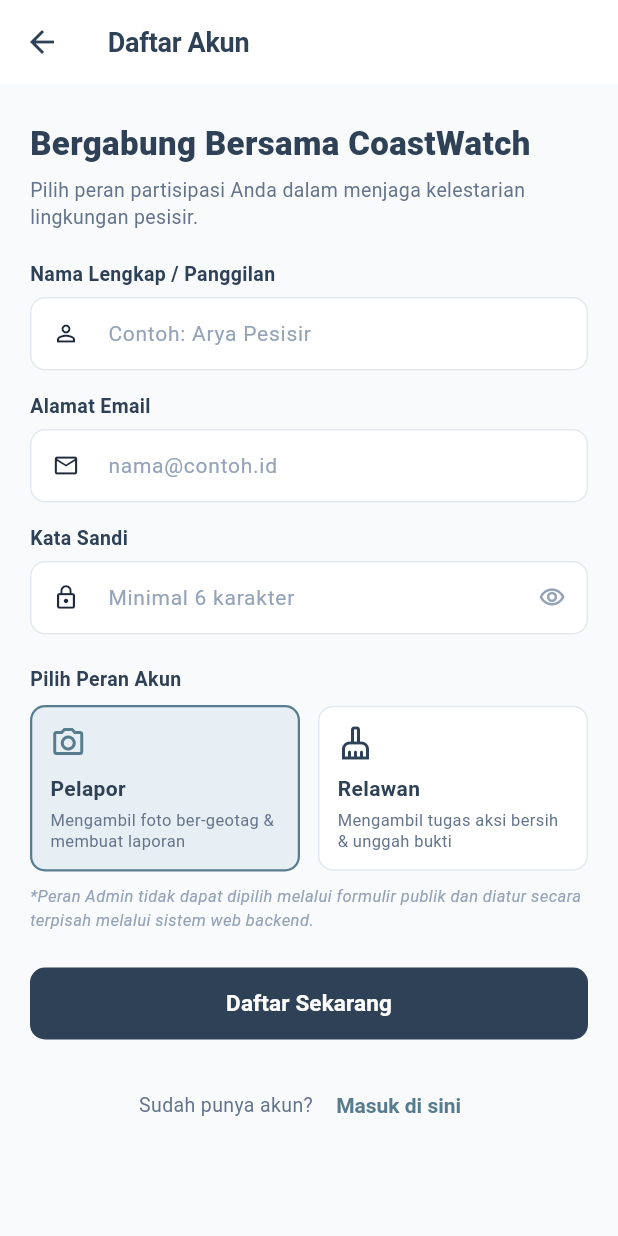
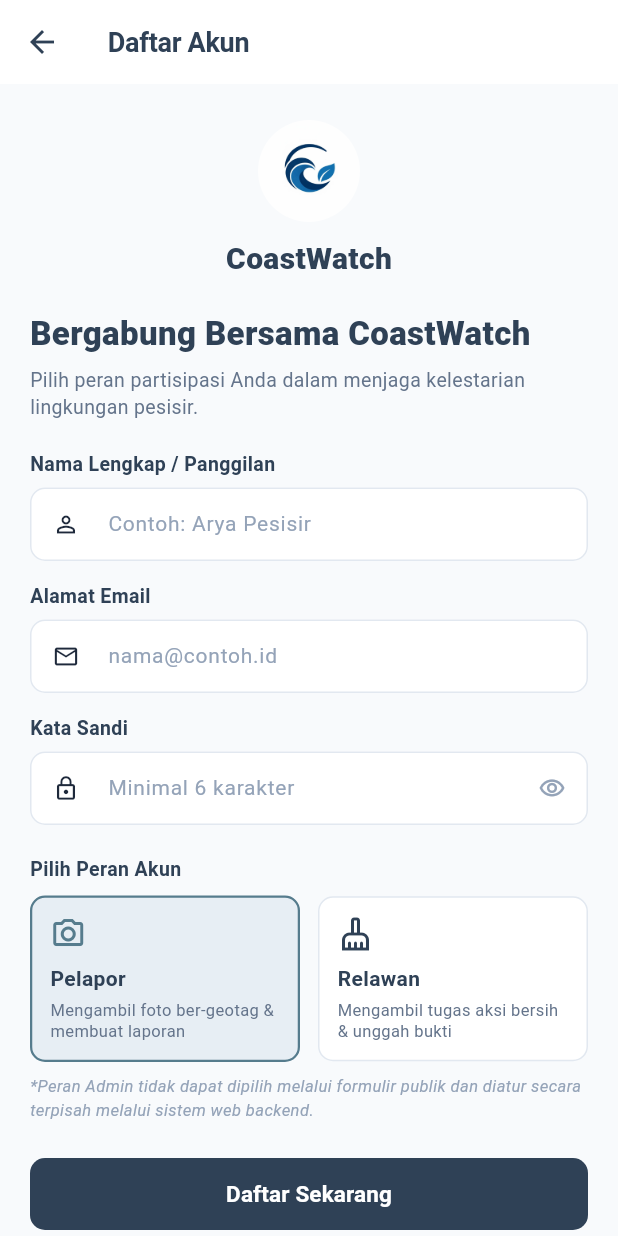
Before and after one commit to Brodhii/CoastWatch, a Flutter app: the LoginScreen screen opened by its route, after a tap on "Masuk Akun", after a tap on "Daftar di sini", on a phone screen of 412 x 824 dp. Run offline on Flutter 3.47's test engine with Material 3 defaults, Android fonts, the phone set to English and light mode, and no system bars; our stand-ins replace camera, flutter_map, geolocator, image_picker, latlong2, supabase_flutter; missing offline and left inert: exif; accounts and stored records are empty.

Commit message:
feat(branding): integrate custom CoastWatch logo across web, android launcher, and app UI

```diff
--- a/lib/auth/login_screen.dart
+++ b/lib/auth/login_screen.dart
@@ -75,6 +75,30 @@ class _LoginScreenState extends State<LoginScreen> {
           crossAxisAlignment: CrossAxisAlignment.start,
           children: [
             // Header
+            Center(
+              child: Column(
+                children: [
+                  ClipOval(
+                    child: Image.asset(
+                      'assets/images/logo.png',
+                      width: 68,
+                      height: 68,
+                      fit: BoxFit.contain,
+                    ),
+                  ),
+                  const SizedBox(height: 10),
+                  const Text(
+                    'CoastWatch',
+                    style: TextStyle(
+                      fontSize: 20,
+                      fontWeight: FontWeight.w800,
+                      color: AppTheme.navy,
+                    ),
+                  ),
+                ],
+              ),
+            ),
+            const SizedBox(height: 20),
             const Text(
               'Selamat Datang Kembali',
               style: TextStyle(
--- a/lib/auth/register_screen.dart
+++ b/lib/auth/register_screen.dart
@@ -103,6 +103,30 @@ class _RegisterScreenState extends State<RegisterScreen> {
         child: Column(
           crossAxisAlignment: CrossAxisAlignment.start,
           children: [
+            Center(
+              child: Column(
+                children: [
+                  ClipOval(
+                    child: Image.asset(
+                      'assets/images/logo.png',
+                      width: 68,
+                      height: 68,
+                      fit: BoxFit.contain,
+                    ),
+                  ),
+                  const SizedBox(height: 10),
+                  const Text(
+                    'CoastWatch',
+                    style: TextStyle(
+                      fontSize: 20,
+                      fontWeight: FontWeight.w800,
+                      color: AppTheme.navy,
+                    ),
+                  ),
+                ],
+              ),
+            ),
+            const SizedBox(height: 20),
             const Text(
               'Bergabung Bersama CoastWatch',
               style: TextStyle(
--- a/pubspec.yaml
+++ b/pubspec.yaml
@@ -66,10 +66,8 @@ flutter:
   # the material Icons class.
   uses-material-design: true
 
-  # To add assets to your application, add an assets section, like this:
-  # assets:
-  #   - images/a_dot_burr.jpeg
-  #   - images/a_dot_ham.jpeg
+  assets:
+    - assets/images/
 
   # An image asset can refer to one or more resolution-specific "variants", see
   # https://flutter.dev/to/resolution-aware-images
```
Also changed, not shown: lib/profile/profile_screen.dart (+16 -1 lines), lib/public/home_screen.dart (+7 -6 lines), lib/roles/admin/widgets/admin_sidebar.dart (+5 -10 lines), lib/roles/cleaner/screens/cleaner_dashboard_screen.dart (+16 -1 lines), assets/images/logo.png (added), 12 other files.
